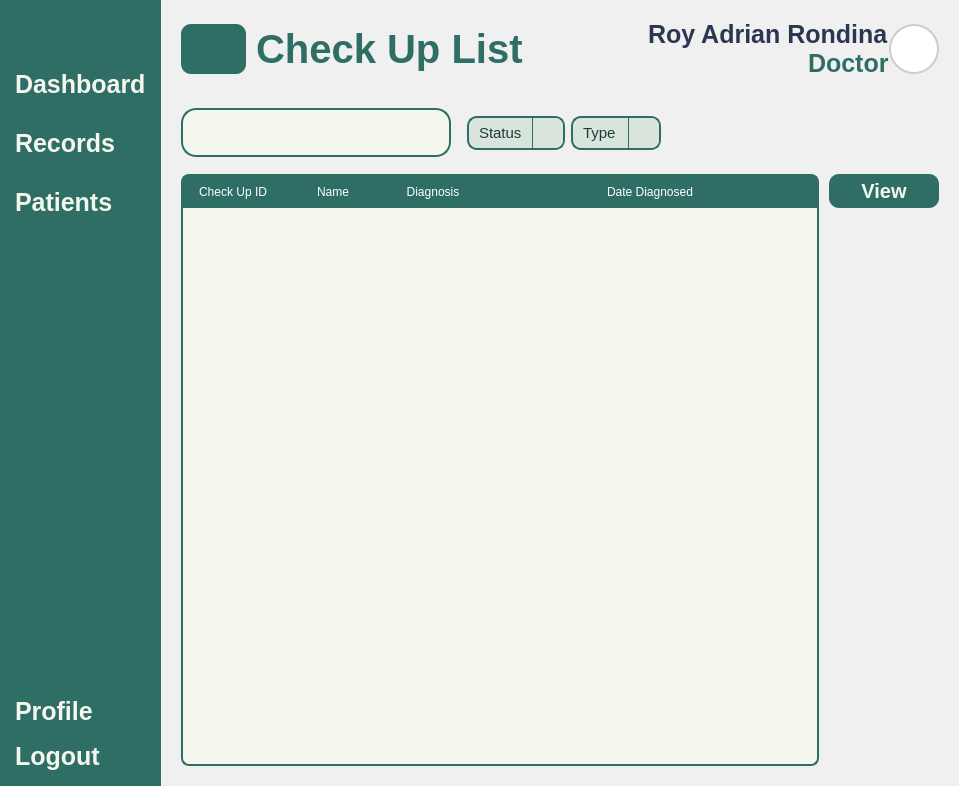
Before: the Qt Designer form Views/Doctor_CheckUpList.ui in VinsmokeSanji69/COVACHA_CLINIC_SYSTEM, drawn with Qt 5.
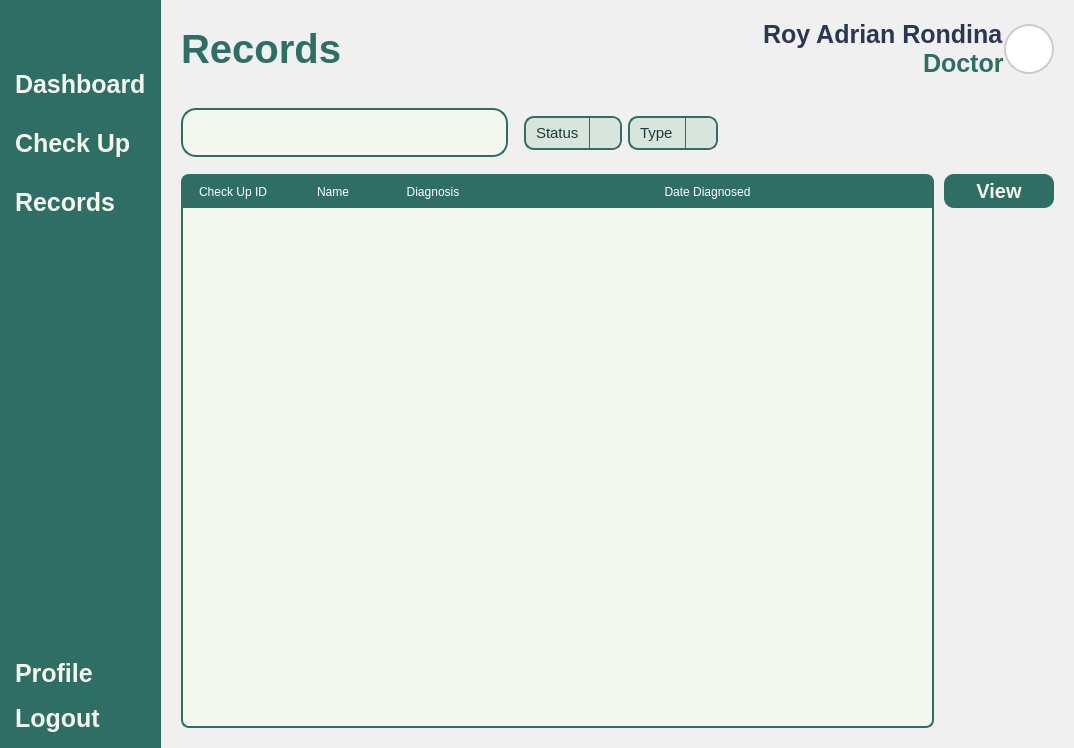
After: the same form once the commit is applied. Icons and pictures are not drawn.

```diff
--- a/Views/Doctor_CheckUpList.ui
+++ b/Views/Doctor_CheckUpList.ui
@@ -1,13 +1,13 @@
 <?xml version="1.0" encoding="UTF-8"?>
 <ui version="4.0">
- <class>MainWindow</class>
- <widget class="QMainWindow" name="MainWindow">
+ <class>Form</class>
+ <widget class="QWidget" name="Form">
   <property name="geometry">
    <rect>
     <x>0</x>
     <y>0</y>
-    <width>959</width>
-    <height>786</height>
+    <width>1074</width>
+    <height>748</height>
    </rect>
   </property>
   <property name="windowTitle">
@@ -43,7 +43,6 @@
 }
 </string>
   </property>
-  <widget class="QWidget" name="centralwidget">
    <layout class="QHBoxLayout" name="horizontalLayout">
     <property name="spacing">
      <number>0</number>
@@ -145,7 +144,7 @@
          <item>
           <widget class="QPushButton" name="pushButton_7">
            <property name="text">
-            <string>Records</string>
+           <string>Check Up</string>
            </property>
            <property name="icon">
             <iconset resource="../Images/resources.qrc">
@@ -160,9 +159,12 @@
           </widget>
          </item>
          <item>
-          <widget class="QPushButton" name="pushButton_8">
+         <widget class="QPushButton" name="RecordsButton">
+          <property name="styleSheet">
+           <string notr="true"/>
+          </property>
            <property name="text">
-            <string>Patients</string>
+           <string>Records</string>
            </property>
            <property name="icon">
             <iconset resource="../Images/resources.qrc">
@@ -343,50 +345,10 @@
              <property name="bottomMargin">
               <number>0</number>
              </property>
-             <item>
-              <widget class="QPushButton" name="BackButton">
-               <property name="sizePolicy">
-                <sizepolicy hsizetype="Fixed" vsizetype="Fixed">
-                 <horstretch>0</horstretch>
-                 <verstretch>0</verstretch>
-                </sizepolicy>
-               </property>
-               <property name="minimumSize">
-                <size>
-                 <width>50</width>
-                 <height>50</height>
-                </size>
-               </property>
-               <property name="styleSheet">
-                <string notr="true">QPushButton {
-	font: 900 10pt &quot;Satoshi Black&quot;;
-	background-color:  #2E6E65;
-	border-radius: 10px;
-	font-weight: bold;
-	font-size: 20px;
-	color: #F4F7ED;
-	text-align: center;
-}</string>
-               </property>
-               <property name="text">
-                <string/>
-               </property>
-               <property name="icon">
-                <iconset>
-                 <normaloff>:/lucide/icons/arrow-left.svg</normaloff>:/lucide/icons/arrow-left.svg</iconset>
-               </property>
-               <property name="iconSize">
-                <size>
-                 <width>35</width>
-                 <height>35</height>
-                </size>
-               </property>
-              </widget>
-             </item>
              <item alignment="Qt::AlignVCenter">
               <widget class="QLabel" name="InterfaceTitle">
                <property name="text">
-                <string>Check Up List</string>
+               <string>Records</string>
                </property>
               </widget>
              </item>
@@ -800,8 +762,8 @@
                  <rect>
                   <x>0</x>
                   <y>0</y>
-                  <width>587</width>
-                  <height>597</height>
+                 <width>702</width>
+                 <height>547</height>
                  </rect>
                 </property>
                 <layout class="QVBoxLayout" name="verticalLayout_7">
@@ -935,7 +897,6 @@
      </widget>
     </item>
    </layout>
-  </widget>
  </widget>
  <resources>
   <include location="../Images/resources.qrc"/>
```
Left out of the diff: 6 changed lines with no effect on the pictures. Lines whose indentation alone changed are shown as unchanged.
